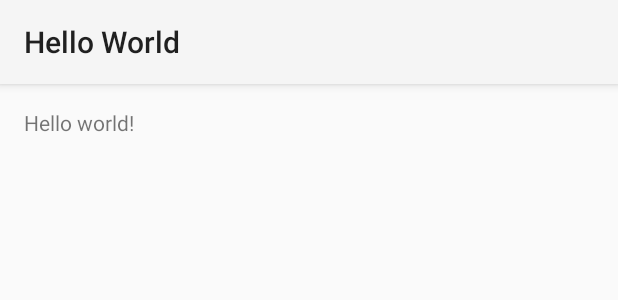
After one commit to sisaacman/hello-world-android, an Android app: the layout activity_display_message.xml on its own in the app's theme, with its tools: preview values and no code run, on a phone screen of 412 x 824 dp. The commit adds this screen. Shown: the top 300 px of the screen. Run offline under Robolectric (Android 15) with nearby library versions, the phone set to English and light mode, and no system bars.

Commit message:
Done basic functionality. Playing with Action bar.

```diff
--- /dev/null
+++ b/app/src/main/res/layout/activity_display_message.xml
@@ -0,0 +1,12 @@
+<RelativeLayout xmlns:android="http://schemas.android.com/apk/res/android"
+    xmlns:tools="http://schemas.android.com/tools" android:layout_width="match_parent"
+    android:layout_height="match_parent" android:paddingLeft="@dimen/activity_horizontal_margin"
+    android:paddingRight="@dimen/activity_horizontal_margin"
+    android:paddingTop="@dimen/activity_vertical_margin"
+    android:paddingBottom="@dimen/activity_vertical_margin"
+    tools:context="edu.loyola.cs.isaacman.firsttest.DisplayMessageActivity">
+
+    <TextView android:id="@+id/testing" android:text="@string/hello_world" android:layout_width="wrap_content"
+        android:layout_height="wrap_content" />
+
+</RelativeLayout>
--- a/app/src/main/res/layout/activity_my.xml
+++ b/app/src/main/res/layout/activity_my.xml
@@ -12,6 +12,9 @@
     <Button
         android:layout_height="wrap_content"
         android:layout_width="wrap_content"
-        android:text="@string/button_send" />
+        android:text="@string/button_send"
+        android:onClick="sendMessage"/>
+
+
 
 </LinearLayout>
--- /dev/null
+++ b/app/src/main/res/menu/menu_display_message.xml
@@ -0,0 +1,6 @@
+<menu xmlns:android="http://schemas.android.com/apk/res/android"
+    xmlns:tools="http://schemas.android.com/tools"
+    tools:context="edu.loyola.cs.isaacman.firsttest.DisplayMessageActivity">
+    <item android:id="@+id/action_settings" android:title="@string/action_settings"
+        android:orderInCategory="100" android:showAsAction="never" />
+</menu>
--- a/app/src/main/res/menu/menu_my.xml
+++ b/app/src/main/res/menu/menu_my.xml
@@ -1,5 +1,8 @@
 <menu xmlns:android="http://schemas.android.com/apk/res/android"
     xmlns:tools="http://schemas.android.com/tools" tools:context=".MyActivity">
+    <item android:id="@+id/action_search" android:icon="@drawable/search"
+        android:title="@string/action_search" android:showAsAction="ifRoom" />
+
     <item android:id="@+id/action_settings" android:title="@string/action_settings"
         android:orderInCategory="100" android:showAsAction="never" />
 </menu>
--- a/app/src/main/res/values/strings.xml
+++ b/app/src/main/res/values/strings.xml
@@ -1,11 +1,13 @@
 <resources>
-    <string name="app_name">First Test</string>
+    <string name="app_name">Hello World</string>
 
     <string name="hello_world">Hello world!</string>
     <string name="action_settings">Settings</string>
+    <string name="action_search">Search</string>
 
     <string name="edit_message">Enter a message</string>
     <string name="button_send">Send</string>
     <string name="title_activity_main">MainActivity</string>
+    <string name="title_activity_display_message">My Message</string>
 
 </resources>
```
Also changed, not shown: app/src/main/AndroidManifest.xml (+10 -0 lines), app/src/main/java/edu/loyola/cs/isaacman/firsttest/DisplayMessageActivity.java (added, +53 -0 lines), app/src/main/java/edu/loyola/cs/isaacman/firsttest/MyActivity.java (+15 -0 lines), app/src/main/res/drawable/search.png (added).
